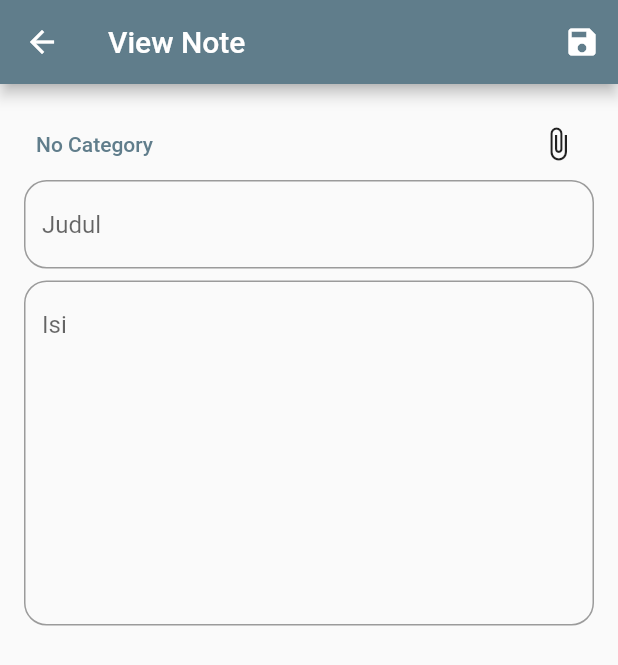
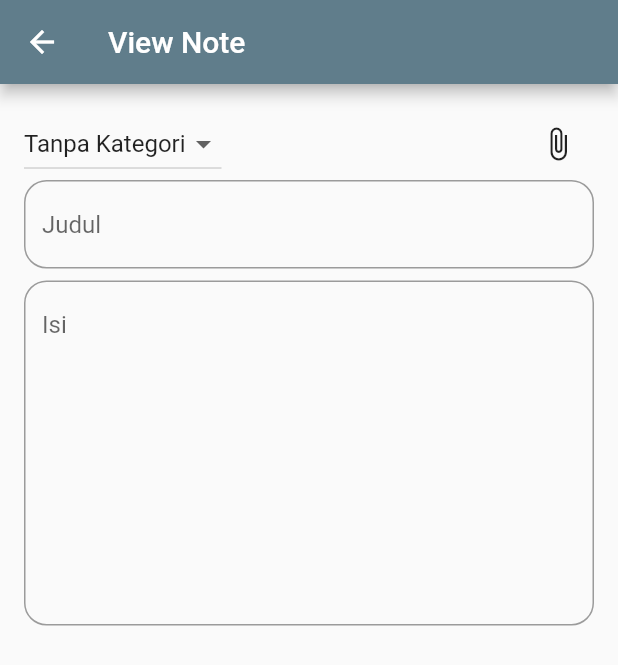
Before and after one commit to qrhfz/noteapp, a Flutter app: the NotePage screen opened directly, on a phone screen of 412 x 824 dp. Shown: the top 665 px of the screen. Run offline on Flutter 3.47's test engine with Material 2 defaults, Android fonts, the phone set to English and light mode, and no system bars; our stand-ins replace flutter_slidable, get, moor; generated files the repository leaves out were written again.

Commit message:
now note is auto save

```diff
--- a/lib/controllers/categories_controller.dart
+++ b/lib/controllers/categories_controller.dart
@@ -10,5 +10,6 @@ class CategoriesController {
         name: Value(name), icon: Value(icon), color: Value(color)));
   }
 
-  Stream<List<Category>> getAllCategory() => db.allCategoryEntries;
+  Stream<List<Category>> watchCategories() => db.watchCategoryEntries;
+  Future<List<Category>> getCategories() => db.allCategoryEntries;
 }
--- a/lib/controllers/pages/home_page_controller.dart
+++ b/lib/controllers/pages/home_page_controller.dart
@@ -13,7 +13,6 @@ class HomePageController {
   }
 
   Future<void> togglePin(Note entry) async {
-    return db
-        .updateNote(entry.copyWith(pinned: !entry.pinned).toCompanion(true));
+    return db.updateNote(entry.copyWith(pinned: !entry.pinned));
   }
 }
--- a/lib/views/pages/note_page.dart
+++ b/lib/views/pages/note_page.dart
@@ -1,6 +1,11 @@
+import 'dart:developer';
+
 import 'package:flutter/material.dart';
 import 'package:get/get.dart';
+import 'package:noteapp/consts/category_styles.dart';
+import 'package:noteapp/controllers/categories_controller.dart';
 import 'package:noteapp/controllers/pages/note_page_controller.dart';
+import 'package:noteapp/services/moor_service.dart';
 
 class NotePage extends StatelessWidget {
   NotePage({Key? key}) : super(key: key);
@@ -8,61 +13,87 @@ class NotePage extends StatelessWidget {
   final _bodyTextController = TextEditingController();
 
   final controller = Get.put(NotePageController());
+  final CategoriesController _categoriesController = Get.find();
   final int? _id = Get.arguments as int?;
   @override
   Widget build(BuildContext context) {
     if (_id != null) {
-      controller.id.value = _id!;
+      controller.setId(_id!);
       controller.getNoteContent();
     }
 
     return Scaffold(
       appBar: AppBar(
         title: const Text('View Note'),
-        actions: [
-          IconButton(
-            onPressed: () => controller.saveNote(
-                title: _titleTextController.text,
-                body: _bodyTextController.text),
-            icon: const Icon(Icons.save),
-          ),
-        ],
       ),
       body: Padding(
         padding: const EdgeInsets.all(16.0),
         child: SingleChildScrollView(
-          child: Column(
+          child: GetBuilder<NotePageController>(
+            init: controller,
+            builder: (value) {
+              _titleTextController.text = controller.note.value.title;
+              _bodyTextController.text = controller.note.value.body;
+              return Column(
                 children: [
                   Row(
                     mainAxisAlignment: MainAxisAlignment.spaceBetween,
                     children: [
-                  TextButton(
-                    onPressed: () {},
-                    child: const Text('No Category'),
-                  ),
+                      _buildCategoryDropdownButton(),
                       IconButton(
                           onPressed: () {}, icon: const Icon(Icons.attach_file))
                     ],
                   ),
-              Obx(() {
-                _titleTextController.text = controller.title.value;
-                return _buildTextFieldTitle();
-              }),
+                  _buildTextFieldTitle(),
                   const SizedBox(height: 8),
-              Obx(() {
-                _bodyTextController.text = controller.body.value;
-                return _buildTextFieldBody();
-              }),
+                  _buildTextFieldBody(),
                 ],
+              );
+            },
           ),
         ),
       ),
     );
   }
 
+  Widget _buildCategoryDropdownButton() => FutureBuilder<List<Category>>(
+      future: _categoriesController.getCategories(),
+      builder: (context, snapshot) {
+        if (snapshot.hasData) {
+          final data = snapshot.data;
+          return Obx(
+            () => DropdownButton<int>(
+              value: controller.selectedCategoryId.value,
+              hint: const Text('Kategori'),
+              onChanged: (value) =>
+                  controller.selectedCategoryId.value = value!,
+              items: data!
+                  .map(
+                    (e) => DropdownMenuItem<int>(
+                        value: e.id,
+                        child: Row(
+                          children: [
+                            Icon(CategoryIconStyle.noteCategoryIcons[e.icon]),
+                            Text(e.name)
+                          ],
+                        )),
+                  )
+                  .toList()
+                    ..add(
+                      const DropdownMenuItem<int>(
+                          value: 0, child: Text('Tanpa Kategori')),
+                    ),
+            ),
+          );
+        } else {
+          return const Text('Tanpa Kategori');
+        }
+      });
+
   TextField _buildTextFieldTitle() {
     return TextField(
       controller: _titleTextController,
+      onChanged: (_) => controller.setTitle(_titleTextController.text),
       decoration: InputDecoration(
         hintText: 'Judul',
         border: OutlineInputBorder(
@@ -76,6 +107,7 @@ class NotePage extends StatelessWidget {
   TextField _buildTextFieldBody() {
     return TextField(
       controller: _bodyTextController,
+      onChanged: (_) => controller.setBody(_bodyTextController.text),
       minLines: 10,
       maxLines: null,
       decoration: InputDecoration(
--- a/lib/views/widgets/app_drawer.dart
+++ b/lib/views/widgets/app_drawer.dart
@@ -25,7 +25,7 @@ class AppDrawer extends StatelessWidget {
   Widget _buildCategoryList() {
     return Expanded(
       child: StreamBuilder<List<Category>>(
-          stream: _categoriesController.getAllCategory(),
+          stream: _categoriesController.watchCategories(),
           builder: (context, snapshot) {
             if (snapshot.hasData) {
               final categories = snapshot.data;
--- a/lib/views/widgets/note_list_tile.dart
+++ b/lib/views/widgets/note_list_tile.dart
@@ -37,8 +37,8 @@ class NoteListTile extends StatelessWidget {
         child: ListTile(
           // tileColor: CategoryIconStyle.noteCategoryColors['DANGER'],
           leading: Icon(
-            CategoryIconStyle.noteCategoryIcons['STAR'],
-            color: CategoryIconStyle.noteCategoryColors['DANGER'],
+            CategoryIconStyle.noteCategoryIcons['star'],
+            color: CategoryIconStyle.noteCategoryColors['merah'],
             size: 32,
           ),
           title: Text(note.title.isNotEmpty ? note.title : 'Tanpa Judul'),
```
Also changed, not shown: lib/controllers/pages/note_page_controller.dart (+33 -13 lines), lib/services/moor_service.dart (+6 -5 lines), lib/views/dialogs/add_category_dialog.dart (+5 -4 lines). Lines whose indentation alone changed are shown as unchanged.
